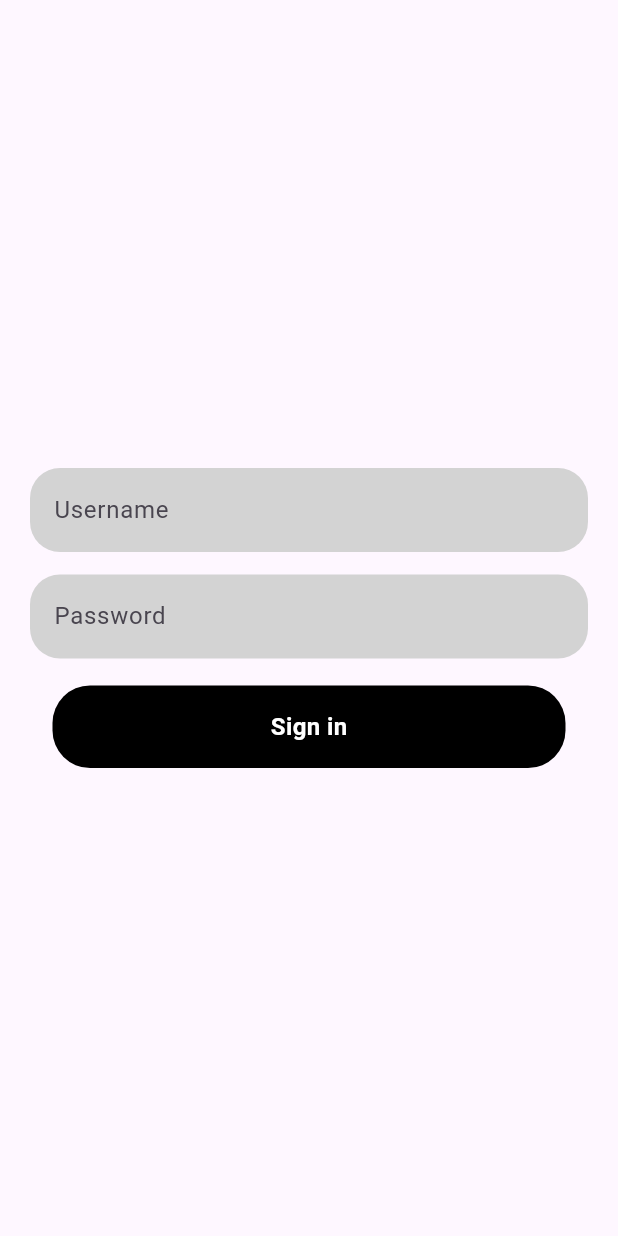
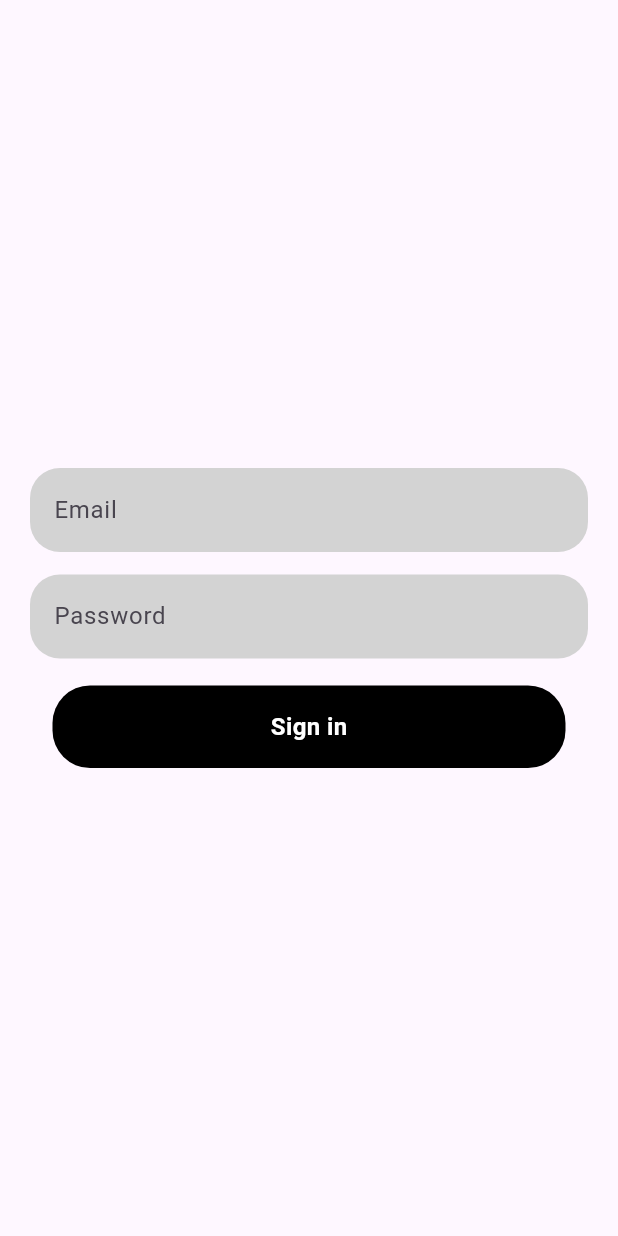
Before and after one commit to sarf01k/flutter_firebase, a Flutter app: the screen it shows after launch, after a tap on "Sign in", on a phone screen of 412 x 824 dp. Run offline on Flutter 3.47's test engine with Material 3 defaults, Android fonts, the phone set to English and light mode, and no system bars; our stand-ins replace firebase_auth, firebase_core, logger; accounts and stored records are empty; network calls fail.

Commit message:
fixed bugs in UI

```diff
--- a/lib/home.dart
+++ b/lib/home.dart
@@ -10,6 +10,7 @@ class Home extends StatelessWidget {
   @override
   Widget build(BuildContext context) {
     return Scaffold(
+      resizeToAvoidBottomInset: false,
       appBar: AppBar(
         actions: [
           Padding(
--- a/lib/sign_in.dart
+++ b/lib/sign_in.dart
@@ -1,5 +1,8 @@
 import 'package:firebase_auth/firebase_auth.dart';
 import 'package:flutter/material.dart';
+import 'package:logger/logger.dart';
+
+var logger = Logger();
 
 class SignIn extends StatefulWidget {
   const SignIn({Key? key}) : super(key: key);
@@ -31,7 +34,7 @@ class _SignInState extends State<SignIn> {
                       keyboardType: TextInputType.text,
                       textInputAction: TextInputAction.next,
                       decoration: InputDecoration(
-                        hintText: "Username",
+                        hintText: "Email",
                         filled: true,
                         fillColor: const Color(0xFFD3D3D3),
                         border: OutlineInputBorder(
@@ -56,6 +59,8 @@ class _SignInState extends State<SignIn> {
                     ),
                     const SizedBox(height: 18),
                     InkWell(
+                      splashColor: Colors.transparent,
+                      highlightColor: Colors.transparent,
                       onTap: () {
                         setState(() {
                           isLoading = true;
@@ -74,12 +79,15 @@ class _SignInState extends State<SignIn> {
                           color: Colors.black,
                           borderRadius: BorderRadius.circular(25)
                         ),
+                        child: Center(
                           child: isLoading
-                          ? CircularProgressIndicator(
+                            ? const Padding(
+                              padding: EdgeInsets.all(8.0),
+                              child: CircularProgressIndicator(
                                 valueColor: AlwaysStoppedAnimation<Color>(Colors.white),
+                              ),
                             )
-                          : const Center(
-                          child: Text(
+                            : const Text(
                               "Sign in",
                               style: TextStyle(
                                 color: Colors.white,
@@ -87,7 +95,7 @@ class _SignInState extends State<SignIn> {
                                 fontWeight: FontWeight.bold
                               )
                             )
-                        )
+                        ),
                       ),
                     ),
                   ],
@@ -107,7 +115,7 @@ class _SignInState extends State<SignIn> {
         password: passwordController.text.trim(),
       );
     } catch (error) {
-      print("Error signing in:\n$error");
+      logger.e("Error signing in:\n$error");
     }
   }
 }
```
Lines whose indentation alone changed are shown as unchanged.
